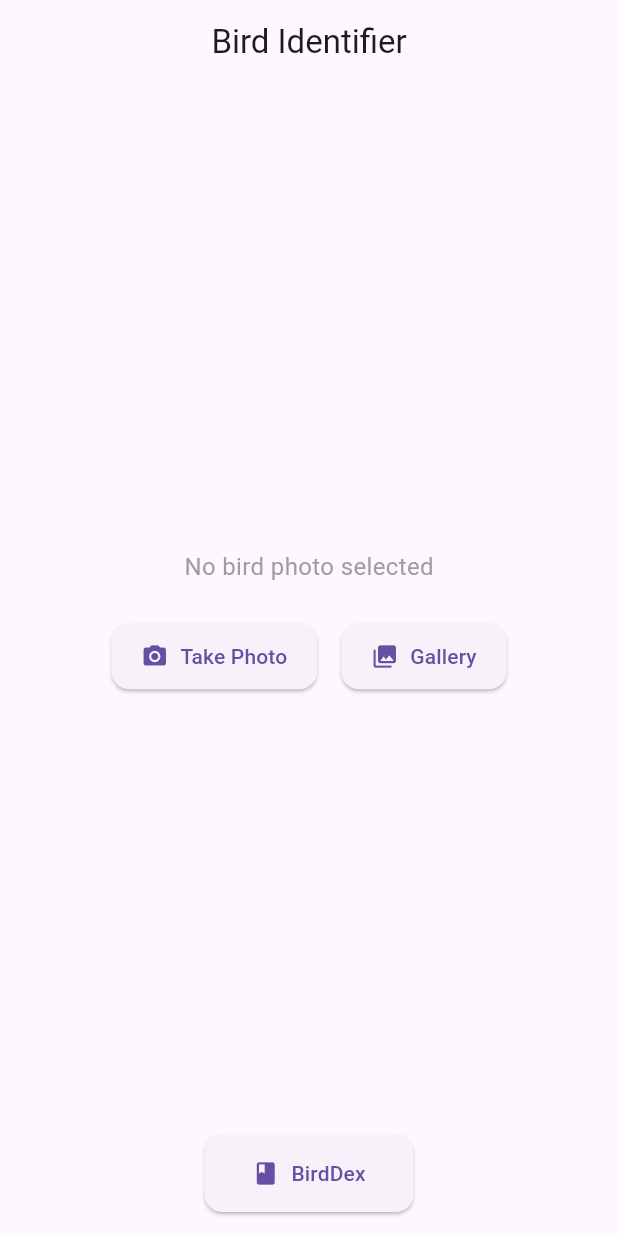
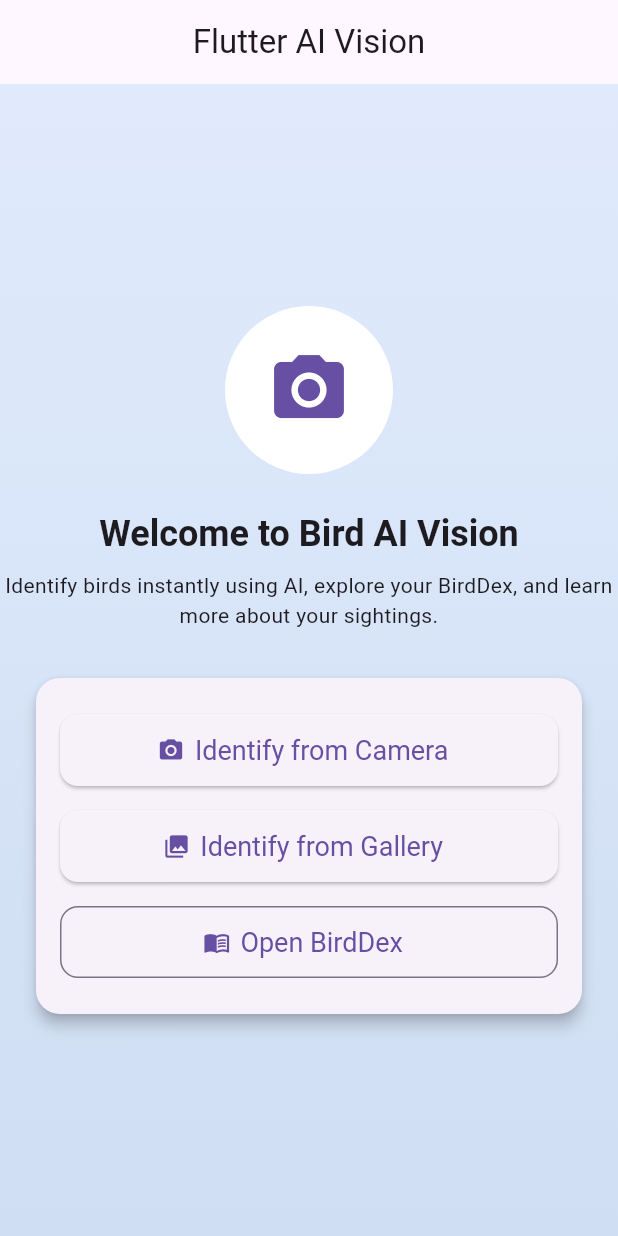
Before and after one commit to DanielNPaulino/flutter_ai_vision, a Flutter app: the screen it shows after launch, on a phone screen of 412 x 824 dp. Run offline on Flutter 3.47's test engine with Material 3 defaults, Android fonts, the phone set to English and light mode, and no system bars; our stand-ins replace hive, hive_flutter, image_picker, just_audio, shared_preferences; accounts and stored records are empty.

Commit message:
Refactor HomeScreen; remove unused bird collection animation and error handling, streamline image picking process, and enhance UI with improved layout and action buttons.

```diff
--- a/lib/screens/home_screen.dart
+++ b/lib/screens/home_screen.dart
@@ -19,77 +19,16 @@ class _HomeScreenState extends State<HomeScreen> {
   final ApiService _apiService = ApiService();
   bool _isLoading = false;
 
-  void _showCollectedAnimation(BuildContext context, String birdName) {
-    showDialog(
-      context: context,
-      barrierDismissible: true,
-      builder: (context) => Dialog(
-        backgroundColor: Colors.transparent,
-        child: Container(
-          padding: const EdgeInsets.all(16),
-          decoration: BoxDecoration(
-            color: Colors.white,
-            borderRadius: BorderRadius.circular(12),
-          ),
-          child: Column(
-            mainAxisSize: MainAxisSize.min,
-            children: [
-              Icon(Icons.celebration, color: Colors.amber, size: 80),
-              const SizedBox(height: 8),
-              Text(
-                "New Bird Collected!",
-                style: TextStyle(fontSize: 20, fontWeight: FontWeight.bold),
-              ),
-              Text(birdName, style: TextStyle(fontSize: 18)),
-            ],
-          ),
-        ),
-      ),
-    );
-  }
-
   Future<void> _pickImage(ImageSource source) async {
-    try {
-      final pickedFile = await _picker.pickImage(source: source);
-      if (pickedFile == null) return;
-
+    final picked = await _picker.pickImage(source: source, imageQuality: 85);
+    if (picked != null) {
       setState(() {
-        _image = File(pickedFile.path);
+        _image = File(picked.path);
         _isLoading = true;
       });
-
       final result = await _apiService.identifyBird(_image!);
-
-      // Save to BirdDex
-      final birddexBox = Hive.box('birddex');
-      final birdKey = result['common_name'];
-
-      // Save only if not already collected
-      if (!birddexBox.containsKey(birdKey)) {
-        birddexBox.put(birdKey, {
-          'commonName': result['common_name'],
-          'scientificName': result['scientific_name'],
-          'imageUrl': result['imageUrl'], // Wikipedia URL if exists
-          'localImagePath': _image!.path, // Local photo path
-          'description': result['description'],
-          'habitat': result['habitat'],
-          'diet': result['diet'],
-          'conservationStatus': result['conservation_status'],
-          'confidence': result['confidence'],
-          'collected': true,
-          'dateIdentified': DateTime.now().toIso8601String(),
-          'size': result['size'] ?? 'Unknown', // <-- Added
-          'weight': result['weight'] ?? 'Unknown', // <-- Added
-        });
-      }
-
-      // Show the animation for new bird
-      _showCollectedAnimation(context, result['common_name']);
-
-      setState(() {
-        _isLoading = false;
-      });
-
+      setState(() => _isLoading = false);
+      if (!mounted) return;
       Navigator.push(
         context,
         MaterialPageRoute(
@@ -103,134 +42,148 @@ class _HomeScreenState extends State<HomeScreen> {
             habitat: result['habitat'],
             diet: result['diet'],
             conservationStatus: result['conservation_status'],
-            size: result['size'], // <-- Added
-            weight: result['weight'], // <-- Added
+            size: result['size'] ?? 'Unknown',
+            weight: result['weight'] ?? 'Unknown',
           ),
         ),
       );
-    } catch (error) {
-      setState(() {
-        _isLoading = false;
-      });
-      _showErrorDialog(error.toString());
     }
   }
 
-  void _showErrorDialog(String message) {
-    showDialog(
-      context: context,
-      builder: (_) => AlertDialog(
-        title: const Text('Error'),
-        content: Text(message),
-        actions: [
-          TextButton(
-            onPressed: () => Navigator.pop(context),
-            child: const Text('OK'),
+  @override
+  Widget build(BuildContext context) {
+    final theme = Theme.of(context);
+
+    return Scaffold(
+      appBar: AppBar(
+        title: const Text('Flutter AI Vision'),
+        centerTitle: true,
+        elevation: 0,
+      ),
+      body: Stack(
+        children: [
+          // Background gradient
+          Container(
+            decoration: const BoxDecoration(
+              gradient: LinearGradient(
+                colors: [Color(0xFFe0eafc), Color(0xFFcfdef3)],
+                begin: Alignment.topCenter,
+                end: Alignment.bottomCenter,
+              ),
+            ),
+          ),
+          Center(
+            child: SingleChildScrollView(
+              child: Column(
+                mainAxisAlignment: MainAxisAlignment.center,
+                children: [
+                  // App logo or illustration
+                  Padding(
+                    padding: const EdgeInsets.only(bottom: 24.0),
+                    child: CircleAvatar(
+                      radius: 56,
+                      backgroundColor: Colors.white,
+                      child: Icon(
+                        Icons.camera_alt,
+                        size: 56,
+                        color: theme.primaryColor,
+                      ),
+                    ),
+                  ),
+                  Text(
+                    "Welcome to Bird AI Vision",
+                    style: theme.textTheme.headlineSmall?.copyWith(
+                      fontWeight: FontWeight.bold,
+                    ),
+                  ),
+                  const SizedBox(height: 8),
+                  Text(
+                    "Identify birds instantly using AI, explore your BirdDex, and learn more about your sightings.",
+                    textAlign: TextAlign.center,
+                    style: theme.textTheme.bodyMedium,
+                  ),
+                  const SizedBox(height: 32),
+                  // Action cards
+                  Card(
+                    elevation: 4,
+                    shape: RoundedRectangleBorder(
+                      borderRadius: BorderRadius.circular(16),
+                    ),
+                    margin: const EdgeInsets.symmetric(horizontal: 24),
+                    child: Padding(
+                      padding: const EdgeInsets.symmetric(
+                        vertical: 24,
+                        horizontal: 16,
+                      ),
+                      child: Column(
+                        children: [
+                          ElevatedButton.icon(
+                            icon: const Icon(Icons.camera_alt),
+                            label: const Text("Identify from Camera"),
+                            style: ElevatedButton.styleFrom(
+                              minimumSize: const Size.fromHeight(48),
+                              textStyle: const TextStyle(fontSize: 18),
+                              shape: RoundedRectangleBorder(
+                                borderRadius: BorderRadius.circular(12),
+                              ),
+                            ),
+                            onPressed: _isLoading
+                                ? null
+                                : () => _pickImage(ImageSource.camera),
+                          ),
+                          const SizedBox(height: 16),
+                          ElevatedButton.icon(
+                            icon: const Icon(Icons.photo_library),
+                            label: const Text("Identify from Gallery"),
+                            style: ElevatedButton.styleFrom(
+                              minimumSize: const Size.fromHeight(48),
+                              textStyle: const TextStyle(fontSize: 18),
+                              shape: RoundedRectangleBorder(
+                                borderRadius: BorderRadius.circular(12),
+                              ),
+                            ),
+                            onPressed: _isLoading
+                                ? null
+                                : () => _pickImage(ImageSource.gallery),
+                          ),
+                          const SizedBox(height: 16),
+                          OutlinedButton.icon(
+                            icon: const Icon(Icons.menu_book),
+                            label: const Text("Open BirdDex"),
+                            style: OutlinedButton.styleFrom(
+                              minimumSize: const Size.fromHeight(48),
+                              textStyle: const TextStyle(fontSize: 18),
+                              shape: RoundedRectangleBorder(
+                                borderRadius: BorderRadius.circular(12),
+                              ),
+                            ),
+                            onPressed: _isLoading
+                                ? null
+                                : () {
+                                    Navigator.push(
+                                      context,
+                                      MaterialPageRoute(
+                                        builder: (_) => const BirdDexScreen(),
+                                      ),
+                                    );
+                                  },
+                          ),
+                        ],
+                      ),
+                    ),
+                  ),
+                  if (_isLoading) ...[
+                    const SizedBox(height: 32),
+                    const CircularProgressIndicator(),
+                    const SizedBox(height: 8),
+                    const Text("Identifying bird..."),
+                  ],
+                ],
+              ),
+            ),
           ),
         ],
       ),
     );
   }
-
-  @override
-  Widget build(BuildContext context) {
-    return Scaffold(
-      appBar: AppBar(title: const Text("Bird Identifier"), centerTitle: true),
-      body: Padding(
-        padding: const EdgeInsets.all(16),
-        child: Column(
-          children: [
-            Expanded(
-              child: Center(
-                child: _isLoading
-                    ? Column(
-                        mainAxisAlignment: MainAxisAlignment.center,
-                        children: const [
-                          CircularProgressIndicator(),
-                          SizedBox(height: 16),
-                          Text("Identifying bird..."),
-                        ],
-                      )
-                    : Column(
-                        mainAxisAlignment: MainAxisAlignment.center,
-                        children: [
-                          if (_image != null)
-                            ClipRRect(
-                              borderRadius: BorderRadius.circular(12),
-                              child: Image.file(
-                                _image!,
-                                height: 200,
-                                fit: BoxFit.cover,
-                              ),
-                            )
-                          else
-                            const Text(
-                              "No bird photo selected",
-                              style: TextStyle(
-                                fontSize: 16,
-                                color: Colors.grey,
-                              ),
-                            ),
-                          const SizedBox(height: 24),
-                          Row(
-                            mainAxisAlignment: MainAxisAlignment.center,
-                            children: [
-                              _actionButton(
-                                icon: Icons.camera_alt,
-                                label: "Take Photo",
-                                onPressed: () => _pickImage(ImageSource.camera),
-                              ),
-                              const SizedBox(width: 16),
-                              _actionButton(
-                                icon: Icons.photo_library,
-                                label: "Gallery",
-                                onPressed: () =>
-                                    _pickImage(ImageSource.gallery),
-                              ),
-                            ],
-                          ),
-                        ],
-                      ),
-              ),
-            ),
-            ElevatedButton.icon(
-              onPressed: () {
-                Navigator.push(
-                  context,
-                  MaterialPageRoute(builder: (_) => BirdDexScreen()),
-                );
-              },
-              icon: const Icon(Icons.book),
-              label: const Text("BirdDex"),
-              style: ElevatedButton.styleFrom(
-                padding: const EdgeInsets.symmetric(
-                  horizontal: 32,
-                  vertical: 16,
-                ),
-                shape: RoundedRectangleBorder(
-                  borderRadius: BorderRadius.circular(12),
-                ),
-              ),
-            ),
-          ],
-        ),
-      ),
-    );
-  }
-
-  Widget _actionButton({
-    required IconData icon,
-    required String label,
-    required VoidCallback onPressed,
-  }) {
-    return ElevatedButton.icon(
-      onPressed: onPressed,
-      icon: Icon(icon),
-      label: Text(label),
-      style: ElevatedButton.styleFrom(
-        padding: const EdgeInsets.symmetric(horizontal: 20, vertical: 12),
-        shape: RoundedRectangleBorder(borderRadius: BorderRadius.circular(12)),
-      ),
-    );
-  }
 }
```
